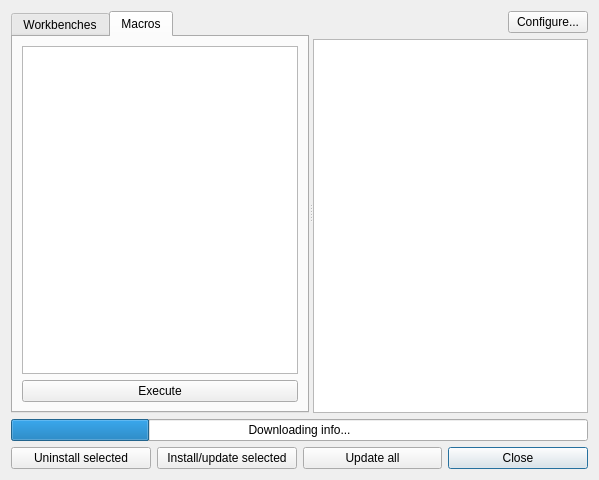
Before: the Qt Designer form AddonManager.ui in chennes/AddonManager, drawn with Qt 5.
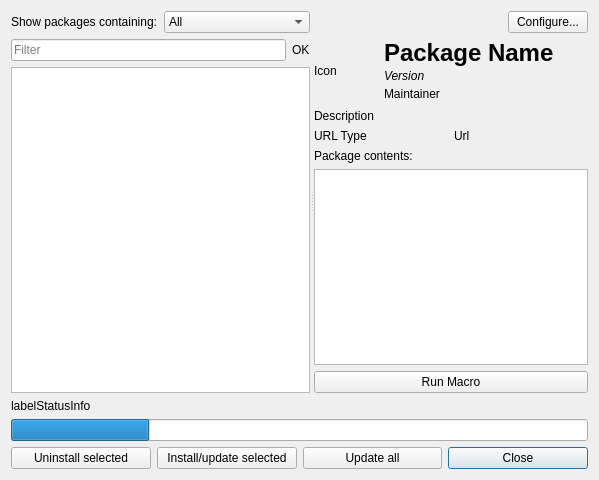
After: the same form once the commit is applied. The open tabs and pages were chosen to show the change.

Commit message:
Addon Manager: Rework backend to use package.xml
This shifts to use the model-view-controller pattern for the list of addons,
and moves to using a full model class rather than an indexed array for the
data storage and management. This enables much more information to be stored
as part of the new AddonManagerRepo data type. It now wraps the Macro class
for macros, supports Preference Packs, and provides access to the Metadata
object.

The edit to the form file:
```diff
--- a/AddonManager.ui
+++ b/AddonManager.ui
@@ -28,40 +28,105 @@
      <widget class="QWidget" name="verticalLayoutWidget">
       <layout class="QVBoxLayout" name="verticalLayout_2">
        <item>
-        <widget class="QTabWidget" name="tabWidget">
-         <property name="currentIndex">
-          <number>0</number>
-         </property>
-         <widget class="QWidget" name="tab">
-          <attribute name="title">
-           <string>Workbenches</string>
-          </attribute>
-          <layout class="QVBoxLayout" name="verticalLayout_5">
+        <layout class="QHBoxLayout" name="horizontalLayout_6">
+         <item>
+          <widget class="QLabel" name="label">
+           <property name="text">
+            <string>Show packages containing:</string>
+           </property>
+          </widget>
+         </item>
+         <item>
+          <widget class="QComboBox" name="comboPackageType">
            <item>
-            <widget class="QListWidget" name="listWorkbenches"/>
+            <property name="text">
+             <string>All</string>
+            </property>
            </item>
-          </layout>
-         </widget>
-         <widget class="QWidget" name="tab_2">
-          <attribute name="title">
-           <string>Macros</string>
-          </attribute>
-          <layout class="QVBoxLayout" name="verticalLayout_6">
            <item>
-            <widget class="QListWidget" name="listMacros"/>
+            <property name="text">
+             <string>Workbenches</string>
+            </property>
            </item>
            <item>
-            <widget class="QPushButton" name="buttonExecute">
-             <property name="toolTip">
-              <string>Executes the selected macro, if installed</string>
-             </property>
-             <property name="text">
-              <string>Execute</string>
-             </property>
-            </widget>
+            <property name="text">
+             <string>Macros</string>
+            </property>
            </item>
-          </layout>
-         </widget>
+           <item>
+            <property name="text">
+             <string>Preference Packs</string>
+            </property>
+           </item>
+          </widget>
+         </item>
+        </layout>
+       </item>
+       <item>
+        <layout class="QHBoxLayout" name="horizontalLayout_5">
+         <item>
+          <widget class="QLineEdit" name="lineEditFilter">
+           <property name="placeholderText">
+            <string>Filter</string>
+           </property>
+           <property name="clearButtonEnabled">
+            <bool>true</bool>
+           </property>
+          </widget>
+         </item>
+         <item>
+          <widget class="QLabel" name="labelFilterValidity">
+           <property name="text">
+            <string>OK</string>
+           </property>
+          </widget>
+         </item>
+        </layout>
+       </item>
+       <item>
+        <widget class="QTableView" name="tablePackages">
+         <property name="editTriggers">
+          <set>QAbstractItemView::NoEditTriggers</set>
+         </property>
+         <property name="showDropIndicator" stdset="0">
+          <bool>false</bool>
+         </property>
+         <property name="selectionMode">
+          <enum>QAbstractItemView::SingleSelection</enum>
+         </property>
+         <property name="selectionBehavior">
+          <enum>QAbstractItemView::SelectRows</enum>
+         </property>
+         <property name="iconSize">
+          <size>
+           <width>16</width>
+           <height>16</height>
+          </size>
+         </property>
+         <property name="showGrid">
+          <bool>false</bool>
+         </property>
+         <property name="sortingEnabled">
+          <bool>true</bool>
+         </property>
+         <property name="wordWrap">
+          <bool>false</bool>
+         </property>
+         <attribute name="horizontalHeaderMinimumSectionSize">
+          <number>16</number>
+         </attribute>
+         <attribute name="verticalHeaderVisible">
+          <bool>false</bool>
+         </attribute>
+         <attribute name="verticalHeaderMinimumSectionSize">
+          <number>12</number>
+         </attribute>
+         <attribute name="verticalHeaderDefaultSectionSize">
+          <number>16</number>
+         </attribute>
+         <attribute name="verticalHeaderStretchLastSection">
+          <bool>false</bool>
+         </attribute>
         </widget>
        </item>
       </layout>
@@ -95,13 +160,125 @@
          </item>
         </layout>
        </item>
+       <item>
+        <layout class="QHBoxLayout" name="horizontalLayout_4">
+         <item>
+          <widget class="QLabel" name="labelIcon">
+           <property name="sizePolicy">
+            <sizepolicy hsizetype="Fixed" vsizetype="Fixed">
+             <horstretch>0</horstretch>
+             <verstretch>0</verstretch>
+            </sizepolicy>
+           </property>
+           <property name="minimumSize">
+            <size>
+             <width>64</width>
+             <height>64</height>
+            </size>
+           </property>
+           <property name="baseSize">
+            <size>
+             <width>64</width>
+             <height>64</height>
+            </size>
+           </property>
+           <property name="text">
+            <string>Icon</string>
+           </property>
+          </widget>
+         </item>
+         <item>
+          <layout class="QVBoxLayout" name="verticalLayout">
+           <property name="spacing">
+            <number>0</number>
+           </property>
+           <property name="sizeConstraint">
+            <enum>QLayout::SetDefaultConstraint</enum>
+           </property>
+           <item>
+            <widget class="QLabel" name="labelPackageName">
+             <property name="text">
+              <string>&lt;h1&gt;Package Name&lt;/h1&gt;</string>
+             </property>
+            </widget>
+           </item>
+           <item>
+            <widget class="QLabel" name="labelVersion">
+             <property name="text">
+              <string>&lt;em&gt;Version&lt;/em&gt;</string>
+             </property>
+            </widget>
+           </item>
+           <item>
+            <widget class="QLabel" name="labelMaintainer">
+             <property name="text">
+              <string>Maintainer</string>
+             </property>
+            </widget>
+           </item>
+          </layout>
+         </item>
+        </layout>
+       </item>
+       <item>
+        <widget class="QLabel" name="labelDescription">
+         <property name="text">
+          <string>Description</string>
+         </property>
+         <property name="textFormat">
+          <enum>Qt::PlainText</enum>
+         </property>
+         <property name="wordWrap">
+          <bool>true</bool>
+         </property>
+        </widget>
+       </item>
+       <item>
+        <layout class="QGridLayout" name="urlGrid">
+         <item row="0" column="0">
+          <widget class="QLabel" name="labelUrlType">
+           <property name="text">
+            <string>URL Type</string>
+           </property>
+          </widget>
+         </item>
+         <item row="0" column="1">
+          <widget class="QLabel" name="labelUrl">
+           <property name="text">
+            <string>Url</string>
+           </property>
+          </widget>
+         </item>
+        </layout>
+       </item>
+       <item>
+        <widget class="QLabel" name="labelContents">
+         <property name="text">
+          <string>Package contents:</string>
+         </property>
+        </widget>
+       </item>
        <item>
         <widget class="QTextBrowser" name="description"/>
        </item>
+       <item>
+        <widget class="QPushButton" name="buttonExecute">
+         <property name="text">
+          <string>Run Macro</string>
+         </property>
+        </widget>
+       </item>
       </layout>
      </widget>
     </widget>
    </item>
+   <item>
+    <widget class="QLabel" name="labelStatusInfo">
+     <property name="text">
+      <string>labelStatusInfo</string>
+     </property>
+    </widget>
+   </item>
    <item>
     <layout class="QHBoxLayout" name="horizontalLayout_2">
      <item>
@@ -109,6 +286,9 @@
        <property name="value">
         <number>24</number>
        </property>
+       <property name="textVisible">
+        <bool>false</bool>
+       </property>
        <property name="format">
         <string>Downloading info...</string>
        </property>
```
The commit also changes 7 other files.
